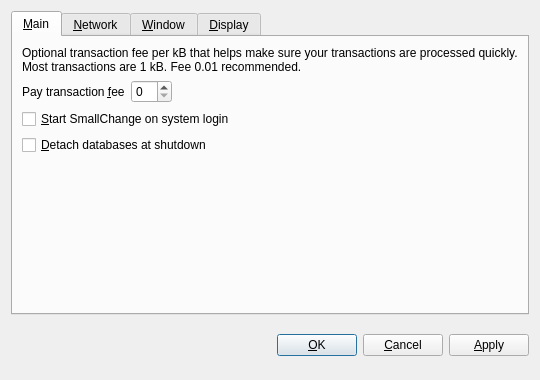
The window that src/qt/forms/optionsdialog.ui (colgcoin/colgcoin) describes before a commit, drawn with Qt 5.
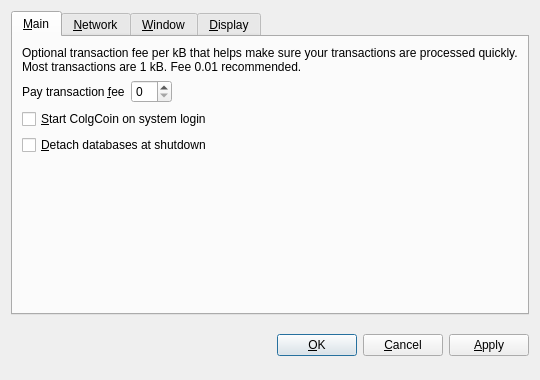
The same window after the commit. The open tabs and pages were chosen to show the change. Custom widgets are drawn as their Qt base class.

What changed in the file:
```diff
--- a/src/qt/forms/optionsdialog.ui
+++ b/src/qt/forms/optionsdialog.ui
@@ -82,7 +82,7 @@
           <string>Automatically start SmallChange after logging in to the system.</string>
          </property>
          <property name="text">
-          <string>&amp;Start SmallChange on system login</string>
+          <string>&amp;Start ColgCoin on system login</string>
          </property>
         </widget>
        </item>
```
Left out of the diff: 10 changed lines with no effect on the pictures.
